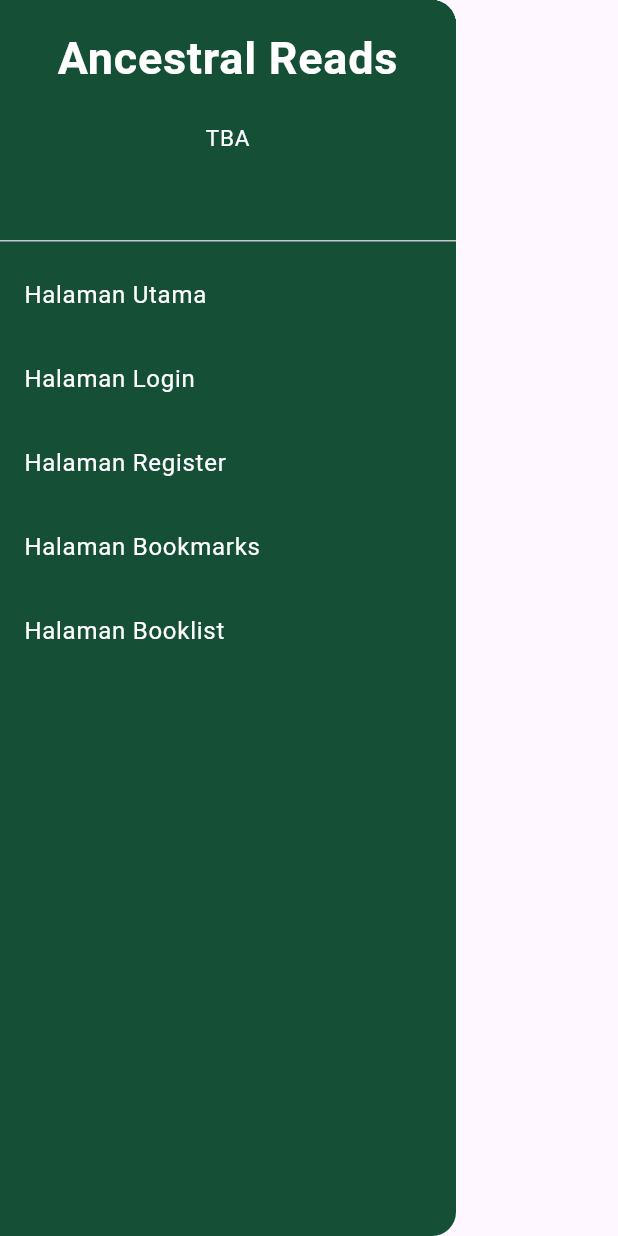
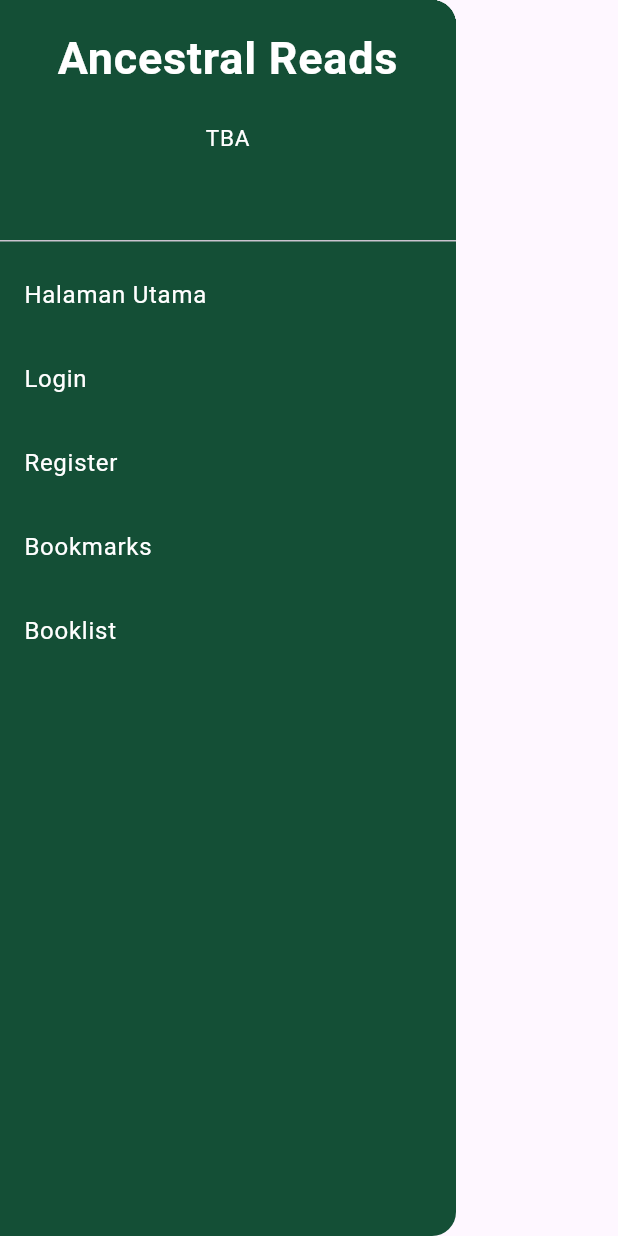
Before and after one commit to mhanifti/AncestralReadsMobile, a Flutter app: the LeftDrawer widget shown alone on an empty page, opened directly, on a phone screen of 412 x 824 dp. Run offline on Flutter 3.47's test engine with Material 3 defaults, Android fonts, the phone set to English and light mode, and no system bars; missing offline and left inert: pbp_django_auth; network calls fail.

Commit message:
ubah design lagi

```diff
--- a/lib/left_drawer.dart
+++ b/lib/left_drawer.dart
@@ -58,7 +58,7 @@ class LeftDrawer extends StatelessWidget {
             },
           ),
           ListTile(
-            title: const Text('Halaman Login',
+            title: const Text('Login',
             style: TextStyle(
               color: Colors.white
             ),
@@ -74,7 +74,7 @@ class LeftDrawer extends StatelessWidget {
             },
           ),
           ListTile(
-            title: const Text('Halaman Register',
+            title: const Text('Register',
             style: TextStyle(
               color: Colors.white
             ),
@@ -89,7 +89,7 @@ class LeftDrawer extends StatelessWidget {
             },
           ),
           ListTile( //left drawernya bookmarks
-            title: const Text('Halaman Bookmarks',
+            title: const Text('Bookmarks',
             style: TextStyle(
               color: Colors.white
             ),
@@ -103,7 +103,7 @@ class LeftDrawer extends StatelessWidget {
             },
           ),
           ListTile(
-            title: const Text('Halaman Booklist',
+            title: const Text('Booklist',
             style: TextStyle(
               color: Colors.white
             ),
```
Also changed, not shown: lib/bookmarks/bookmarks_page.dart (+11 -3 lines).
